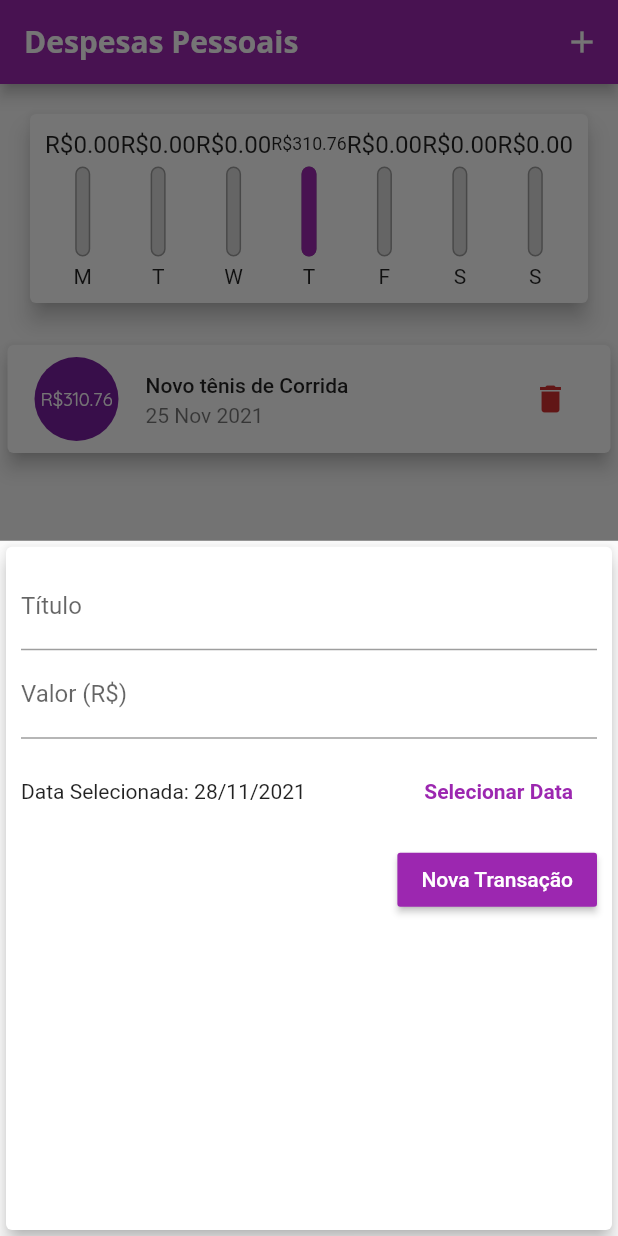
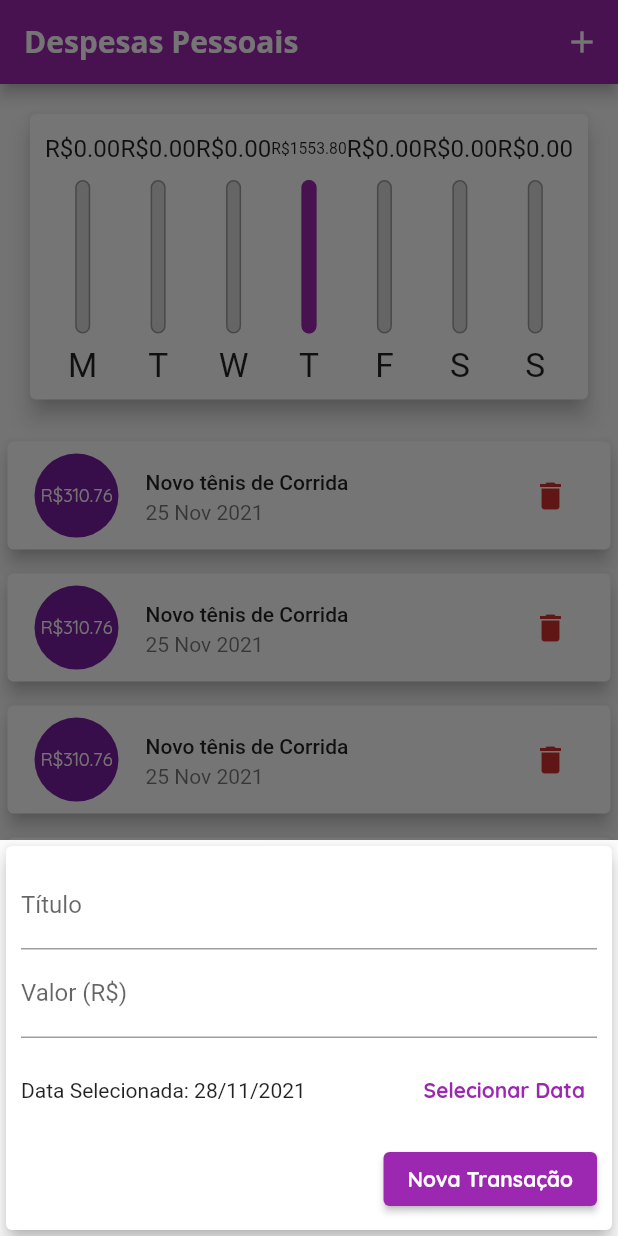
Before and after one commit to michel-klein/flutter-expenses, a Flutter app: the screen it shows after launch, after a tap on the "delete" icon, after a tap on the "add" icon, on a phone screen of 412 x 824 dp. Run offline on Flutter 3.47's test engine with Material 2 defaults, Android fonts, the phone set to English and light mode, and no system bars.

Commit message:
Adaptative design and horizontal mode

```diff
--- /dev/null
+++ b/lib/components/adaptative_button.dart
@@ -0,0 +1,35 @@
+import 'dart:io';
+import 'package:flutter/cupertino.dart';
+import 'package:flutter/material.dart';
+
+class AdaptativeButton extends StatelessWidget {
+  final String label;
+  final Function()? onPressed;
+
+  AdaptativeButton({
+    required this.label,
+    required this.onPressed,
+  });
+
+  @override
+  Widget build(BuildContext context) {
+    return Platform.isIOS
+        ? CupertinoButton(
+            child: Text(label),
+            onPressed: onPressed,
+            color: Theme.of(context).primaryColor,
+            padding: EdgeInsets.symmetric(
+              horizontal: 20,
+            ),
+          )
+        : ElevatedButton(
+            child: Text(
+              label.toString(),
+              style: TextStyle(
+                color: Theme.of(context).textTheme.button?.color,
+              ),
+            ),
+            onPressed: onPressed,
+          );
+  }
+}
--- /dev/null
+++ b/lib/components/adaptative_date_picker.dart
@@ -0,0 +1,3 @@
+import 'dart:io';
+import 'package:flutter/cupertino.dart';
+import 'package:flutter/material.dart';
--- /dev/null
+++ b/lib/components/adaptative_text_field.dart
@@ -0,0 +1,45 @@
+import 'dart:io';
+import 'package:flutter/cupertino.dart';
+import 'package:flutter/material.dart';
+
+class AdaptativeTextField extends StatelessWidget {
+  final String? label;
+  final TextEditingController? controller;
+  final TextInputType keyboardType;
+  final Function(String)? onSubmitted;
+
+  AdaptativeTextField({
+    required this.label,
+    required this.controller,
+    this.keyboardType = TextInputType.text,
+    required this.onSubmitted,
+  });
+
+  @override
+  Widget build(BuildContext context) {
+    return Platform.isIOS
+        ? Padding(
+          padding: EdgeInsets.only(
+            bottom: 10,
+          ),
+          child: CupertinoTextField(
+              controller: controller,
+              keyboardType: keyboardType,
+              onSubmitted: onSubmitted,
+              placeholder: label,
+              padding: EdgeInsets.symmetric(
+                horizontal: 6,
+                vertical: 12,
+              ),
+            ),
+        )
+        : TextField(
+            controller: controller,
+            keyboardType: keyboardType,
+            onSubmitted: onSubmitted,
+            decoration: InputDecoration(
+              labelText: label,
+            ),
+          );
+  }
+}
--- a/lib/components/chart.dart
+++ b/lib/components/chart.dart
@@ -42,7 +42,6 @@ class Chart extends StatelessWidget {
 
   @override
   Widget build(BuildContext context) {
-    groupedTransactions;
     return Card(
       elevation: 6,
       margin: EdgeInsets.all(20),
@@ -54,10 +53,12 @@ class Chart extends StatelessWidget {
             return Flexible(
               fit: FlexFit.tight,
               child: ChartBar(
-                  label: tr['day'].toString(),
-                  value: tr['value'] as double,
-                  percentage: _weekTotalValue == 0 ? 0 : (tr['value'] as double) / _weekTotalValue,
-                ),
+                label: tr['day'].toString(),
+                value: tr['value'] as double,
+                percentage: _weekTotalValue == 0
+                    ? 0
+                    : (tr['value'] as double) / _weekTotalValue,
+              ),
             );
           }).toList(),
         ),
--- a/lib/components/chart_bar.dart
+++ b/lib/components/chart_bar.dart
@@ -13,19 +13,21 @@ class ChartBar extends StatelessWidget {
 
   @override
   Widget build(BuildContext context) {
+    return LayoutBuilder(
+      builder: (ctx, constraints) {
         return Column(
           children: [
             Container(
-          height: 20,
+              height: constraints.maxHeight * 0.15,
               child: FittedBox(
                 child: Text('R\$${value.toStringAsFixed(2)}'),
               ),
             ),
             SizedBox(
-          height: 5,
+              height: constraints.maxHeight * 0.05,
             ),
             Container(
-          height: 60,
+              height: constraints.maxHeight * 0.6,
               width: 10,
               child: Stack(
                 alignment: Alignment.bottomCenter,
@@ -53,10 +55,17 @@ class ChartBar extends StatelessWidget {
               ),
             ),
             SizedBox(
-          height: 5,
+              height: constraints.maxHeight * 0.05,
             ),
-        Text(label),
+            Container(
+              height: constraints.maxHeight * 0.15,
+              child: FittedBox(
+                child: Text(label),
+              ),
+            ),
           ],
+        );
+      },
     );
   }
 }
--- a/lib/components/transaction_form.dart
+++ b/lib/components/transaction_form.dart
@@ -1,5 +1,7 @@
+import 'package:expenses/components/adaptative_button.dart';
 import 'package:flutter/material.dart';
 import 'package:intl/intl.dart';
+import 'adaptative_text_field.dart';
 
 class TransactionForm extends StatefulWidget {
   final void Function(String, double, DateTime)? onSubmit;
@@ -45,26 +47,28 @@ class _TransactionFormState extends State<TransactionForm> {
 
   @override
   Widget build(BuildContext context) {
-    return Card(
+    return SingleChildScrollView(
+      child: Card(
         elevation: 5,
         child: Padding(
-        padding: const EdgeInsets.all(10),
+          padding: EdgeInsets.only(
+            top: 10,
+            right: 10,
+            left: 10,
+            bottom: 10.0 + MediaQuery.of(context).viewInsets.bottom,
+          ),
           child: Column(
             children: [
-            TextField(
+              AdaptativeTextField(
                 controller: _titleController,
                 onSubmitted: (_) => _submitForm(),
-              decoration: InputDecoration(
-                labelText: 'Título',
+                label: 'Título',
                 ),
-            ),
-            TextField(
+              AdaptativeTextField(
                 controller: _valueController,
                 keyboardType: TextInputType.numberWithOptions(decimal: true),
                 onSubmitted: (_) => _submitForm(),
-              decoration: InputDecoration(
-                labelText: 'Valor (R\$)',
-              ),
+                label: 'Valor (R\$)',
                 ),
               Container(
                 height: 70,
@@ -77,15 +81,14 @@ class _TransactionFormState extends State<TransactionForm> {
                             : 'Data Selecionada: ${DateFormat('dd/MM/y').format(_selectedDate)}',
                       ),
                     ),
-                  FlatButton(
-                    textColor: Theme.of(context).primaryColor,
-                    onPressed: _showDatePicker,
+                    TextButton(
                       child: Text(
                         'Selecionar Data',
                         style: TextStyle(
                           fontWeight: FontWeight.bold,
                         ),
                       ),
+                      onPressed: _showDatePicker,
                     ),
                   ],
                 ),
@@ -93,17 +96,13 @@ class _TransactionFormState extends State<TransactionForm> {
               Row(
                 mainAxisAlignment: MainAxisAlignment.end,
                 children: [
-                RaisedButton(
-                  child: Text('Nova Transação'),
-                  color: Theme.of(context).primaryColor,
-                  textColor: Colors.white,
-                  onPressed: _submitForm,
-                ),
+                  AdaptativeButton(label: 'Nova Transação', onPressed: _submitForm),
                 ],
               ),
             ],
           ),
         ),
+      ),
     );
   }
 }
--- a/lib/components/transaction_list.dart
+++ b/lib/components/transaction_list.dart
@@ -13,32 +13,37 @@ class TransactionList extends StatelessWidget {
 
   @override
   Widget build(BuildContext context) {
-    return Container(
-      height: 400,
-      child: transactions.isEmpty
-          ? Column(
+    return transactions.isEmpty
+        ? LayoutBuilder(
+            builder: (ctx, constraints) {
+              return Column(
                 children: [
                   SizedBox(
-                  height: 20,
+                    height: constraints.maxHeight * 0.05,
                   ),
-                Text(
+                  Container(
+                    height: constraints.maxHeight * 0.3,
+                    child: Text(
                       'Nenhuma Transação cadastrada!',
                       style: TextStyle(
                         fontFamily: 'OpenSans',
                         fontSize: 22,
                       ),
                     ),
+                  ),
                   SizedBox(
-                  height: 20,
+                    height: constraints.maxHeight * 0.05,
                   ),
                   Container(
-                  height: 200,
+                    height: constraints.maxHeight * 0.6,
                     child: Image.asset(
                       'assets/images/waiting.png',
                       fit: BoxFit.cover,
                     ),
                   ),
                 ],
+              );
+            },
           )
         : ListView.builder(
             itemCount: transactions.length,
@@ -67,7 +72,18 @@ class TransactionList extends StatelessWidget {
                   subtitle: Text(
                     DateFormat('d MMM y').format(tr.date),
                   ),
-                    trailing: IconButton(
+                  trailing: MediaQuery.of(context).size.width > 480
+                      ? TextButton.icon(
+                          onPressed: () => onRemove(tr.id),
+                          icon: Icon(Icons.delete,
+                              color: Theme.of(context).errorColor),
+                          label: Text(
+                            'Excluir',
+                            style:
+                                TextStyle(color: Theme.of(context).errorColor),
+                          ),
+                        )
+                      : IconButton(
                           onPressed: () => onRemove(tr.id),
                           icon: Icon(Icons.delete),
                           color: Theme.of(context).errorColor,
@@ -75,7 +91,6 @@ class TransactionList extends StatelessWidget {
                 ),
               );
             },
-            ),
           );
   }
 }
--- a/lib/main.dart
+++ b/lib/main.dart
@@ -1,6 +1,9 @@
+import 'dart:io';
+import 'dart:math';
+
+import 'package:flutter/cupertino.dart';
+import 'package:flutter/material.dart';
 import 'package:expenses/components/chart.dart';
-import 'package:flutter/material.dart';
-import 'dart:math';
 import 'components/transaction_form.dart';
 import 'components/transaction_list.dart';
 import 'models/transaction.dart';
@@ -21,6 +24,10 @@ class ExpensesApp extends StatelessWidget {
               headline6: TextStyle(
                 fontFamily: 'OpenSans',
                 fontSize: 18,
+                fontWeight: FontWeight.bold,
+              ),
+              button: TextStyle(
+                color: Colors.white,
                 fontWeight: FontWeight.bold,
               ),
             ),
@@ -55,7 +62,28 @@ class _MyHomePageState extends State<MyHomePage> {
         title: 'Novo tênis de Corrida',
         value: 310.76,
         date: DateTime.now().subtract(Duration(days: 3))),
+    Transaction(
+        id: 't3',
+        title: 'Novo tênis de Corrida',
+        value: 310.76,
+        date: DateTime.now().subtract(Duration(days: 3))),
+    Transaction(
+        id: 't4',
+        title: 'Novo tênis de Corrida',
+        value: 310.76,
+        date: DateTime.now().subtract(Duration(days: 3))),
+    Transaction(
+        id: 't5',
+        title: 'Novo tênis de Corrida',
+        value: 310.76,
+        date: DateTime.now().subtract(Duration(days: 3))),
+    Transaction(
+        id: 't6',
+        title: 'Novo tênis de Corrida',
+        value: 310.76,
+        date: DateTime.now().subtract(Duration(days: 3))),
   ];
+  bool _showChart = false;
 
   List<Transaction> get _recentTransactions {
     return _transactions.where((tr) {
@@ -95,38 +123,104 @@ class _MyHomePageState extends State<MyHomePage> {
     );
   }
 
+  Widget _getIconButton(IconData icon, Function() fn) {
+    return Platform.isIOS
+        ? GestureDetector(onTap: fn, child: Icon(icon))
+        : IconButton(icon: Icon(icon), onPressed: fn);
+  }
+
   @override
   Widget build(BuildContext context) {
-    return Scaffold(
-      appBar: AppBar(
-        title: Text(
-          'Despesas Pessoais',
-          style: TextStyle(
-            fontFamily: 'OpenSans',
-          ),
+    final mediaQuery = MediaQuery.of(context);
+    bool islandscape = mediaQuery.orientation == Orientation.landscape;
+
+    final iconList = Platform.isIOS ? CupertinoIcons.news : Icons.list;
+    final chartList =
+        Platform.isIOS ? CupertinoIcons.refresh : Icons.show_chart;
+
+    final actions = <Widget>[
+      if (islandscape)
+        _getIconButton(
+          _showChart ? iconList : chartList,
+          () {
+            setState(() {
+              _showChart = !_showChart;
+            });
+          },
         ),
-        actions: [
-          IconButton(
-            onPressed: () => _openTransactionFormModal(context),
-            icon: Icon(Icons.add),
-          )
-        ],
+      _getIconButton(
+        Platform.isIOS ? CupertinoIcons.add : Icons.add,
+        () => _openTransactionFormModal(context),
       ),
-      body: SingleChildScrollView(
+    ];
+
+    final PreferredSizeWidget appBar = AppBar(
+      title: Text('Despesas Pessoais'),
+      actions: actions,
+    );
+
+    final availableHeight = mediaQuery.size.height -
+        appBar.preferredSize.height -
+        mediaQuery.padding.top;
+
+    final bodypage = SafeArea(
+      child: SingleChildScrollView(
         child: Column(
           mainAxisAlignment: MainAxisAlignment.spaceAround,
           crossAxisAlignment: CrossAxisAlignment.stretch,
           children: [
-            Chart(_recentTransactions),
-            TransactionList(_transactions, _removeTransaction),
+            // if (islandscape)
+            //   Row(
+            //     mainAxisAlignment: MainAxisAlignment.center,
+            //     children: [
+            //       Text('Exibir gráfico'),
+            //       Switch(
+            //         value: _showChart,
+            //         onChanged: (value) {
+            //           setState(() {
+            //             _showChart = value;
+            //           });
+            //         },
+            //       ),
+            //     ],
+            //   ),
+            if (_showChart || !islandscape)
+              Container(
+                height: availableHeight * (islandscape ? 0.7 : 0.3),
+                child: Chart(_recentTransactions),
+              ),
+            if (!_showChart || !islandscape)
+              Container(
+                height: availableHeight * (islandscape ? 1 : 0.7),
+                child: TransactionList(_transactions, _removeTransaction),
+              ),
           ],
         ),
       ),
-      floatingActionButton: FloatingActionButton(
-        child: Icon(Icons.add),
-        onPressed: () => _openTransactionFormModal(context),
-      ),
-      floatingActionButtonLocation: FloatingActionButtonLocation.centerFloat,
     );
+
+    return Platform.isIOS
+        ? CupertinoPageScaffold(
+            navigationBar: CupertinoNavigationBar(
+              middle: Text('Despesas Pessoais'),
+              trailing: Row(
+                mainAxisSize: MainAxisSize.min,
+                children: actions,
+              ),
+            ),
+            child: bodypage,
+          )
+        : Scaffold(
+            appBar: appBar,
+            body: bodypage,
+            floatingActionButton: Platform.isIOS
+                ? Container()
+                : FloatingActionButton(
+                    child: Icon(Icons.add),
+                    onPressed: () => _openTransactionFormModal(context),
+                  ),
+            floatingActionButtonLocation:
+                FloatingActionButtonLocation.centerFloat,
+          );
   }
 }
```
Lines whose indentation alone changed are shown as unchanged.
